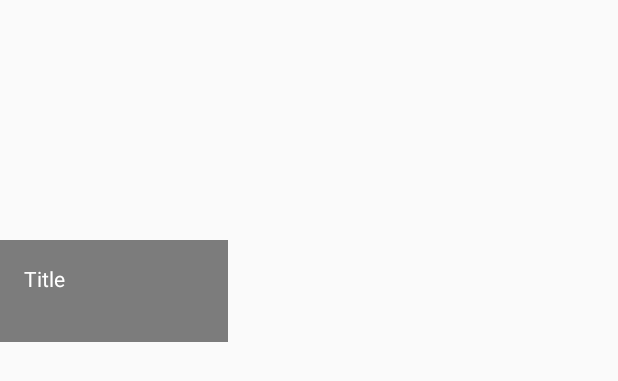
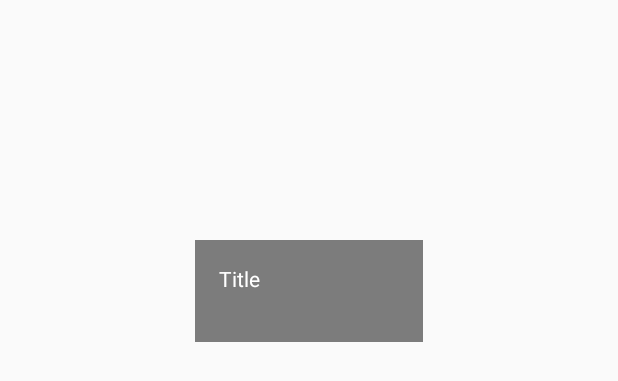
Before and after one commit to spectrl/comix, an Android app: the layout item_comic.xml on its own in the app's theme, with its tools: preview values and no code run, on a phone screen of 412 x 824 dp. Shown: the top 381 px of the screen. Run offline under Robolectric (Android 15) with nearby library versions, the phone set to English and light mode, and no system bars.

Commit message:
Tweak layout and handle landscape a bit better

```diff
--- a/app/src/main/java/com/spectrl/comix/collection/view/ComicViewHolder.java
+++ b/app/src/main/java/com/spectrl/comix/collection/view/ComicViewHolder.java
@@ -31,6 +31,7 @@ public class ComicViewHolder extends RecyclerView.ViewHolder {
         Glide.with(itemView.getContext())
                 .load(comic.thumbnail().imageUrl())
                 .crossFade()
+                .centerCrop()
                 .into(thumbnail);
         title.setText(comic.title());
 
--- a/app/src/main/res/layout/collection_view.xml
+++ b/app/src/main/res/layout/collection_view.xml
@@ -8,6 +8,8 @@
     <android.support.v7.widget.RecyclerView
         android:id="@+id/comics_recyclerview"
         android:layout_width="match_parent"
-        android:layout_height="wrap_content" />
+        android:layout_height="wrap_content"
+        android:padding="4dp"
+        android:clipToPadding="false"/>
 
 </android.support.v4.widget.SwipeRefreshLayout>
--- a/app/src/main/res/layout/item_comic.xml
+++ b/app/src/main/res/layout/item_comic.xml
@@ -1,9 +1,15 @@
 <?xml version="1.0" encoding="utf-8"?>
 <FrameLayout xmlns:android="http://schemas.android.com/apk/res/android"
     xmlns:tools="http://schemas.android.com/tools"
+    android:layout_width="match_parent"
+    android:layout_height="wrap_content"
+    android:foreground="?attr/selectableItemBackground">
+
+    <FrameLayout
         android:layout_width="152dp"
         android:layout_height="228dp"
-    android:foreground="?attr/selectableItemBackground">
+        android:layout_gravity="center"
+        tools:ignore="UselessParent">
 
         <ImageView
             android:id="@+id/thumbnail"
@@ -33,3 +39,5 @@
         </FrameLayout>
 
     </FrameLayout>
+
+</FrameLayout>
--- /dev/null
+++ b/app/src/main/res/values-w600dp/dimens.xml
@@ -0,0 +1,5 @@
+<resources>
+    <dimen name="activity_horizontal_margin">64dp</dimen>
+
+    <integer name="num_columns">4</integer>
+</resources>
--- a/app/src/main/res/values-w820dp/dimens.xml
+++ b/app/src/main/res/values-w820dp/dimens.xml
@@ -3,4 +3,6 @@
          (such as screen margins) for screens with more than 820dp of available width. This
          would include 7" and 10" devices in landscape (~960dp and ~1280dp respectively). -->
     <dimen name="activity_horizontal_margin">64dp</dimen>
+
+    <integer name="num_columns">4</integer>
 </resources>
```
Lines whose indentation alone changed are shown as unchanged.
